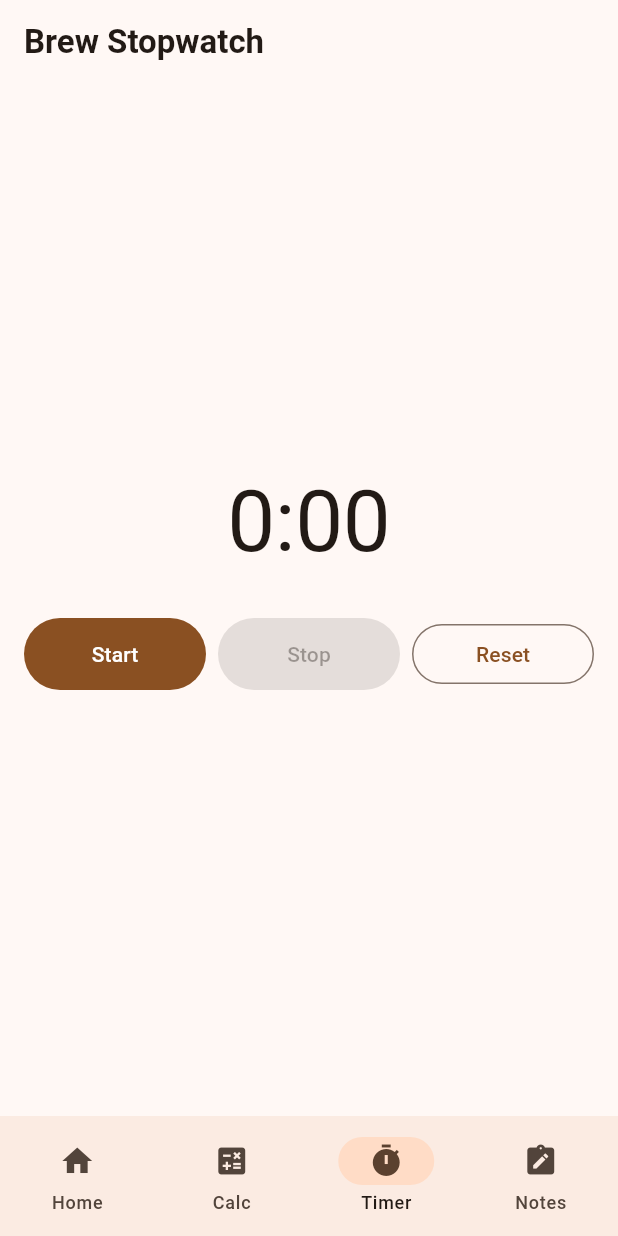
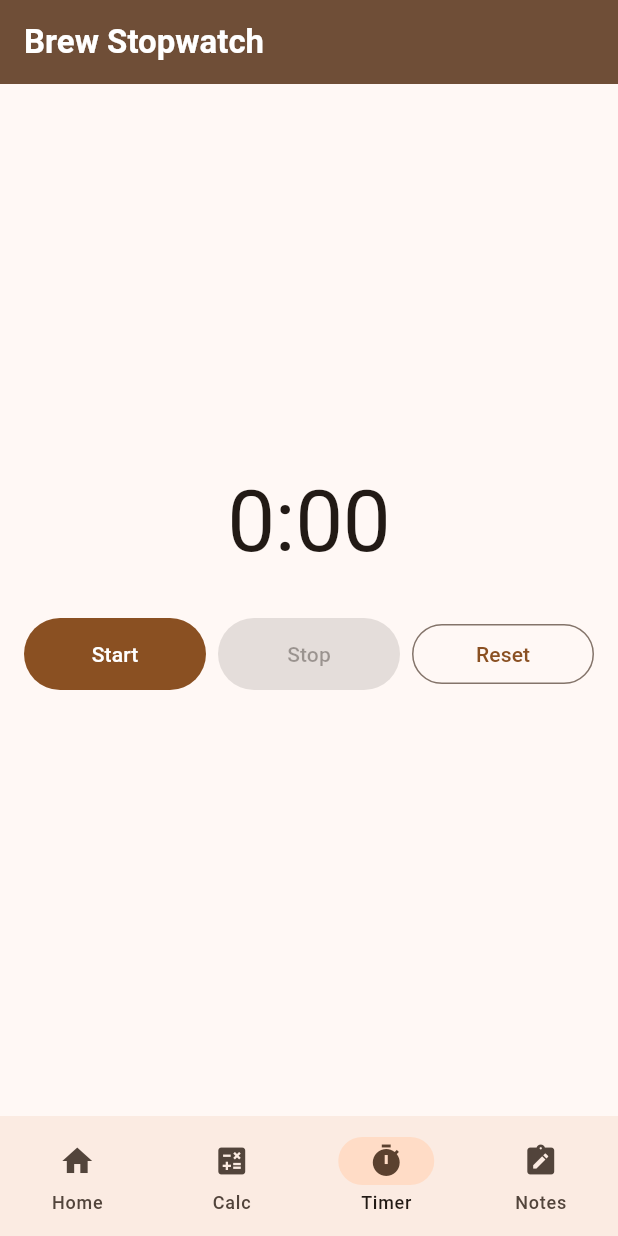
Before and after one commit to Blue-Cynic/Personal-Coffee-App, a Flutter app: the screen it shows after launch, item 3 of the bottom bar chosen, on a phone screen of 412 x 824 dp. Run offline on Flutter 3.47's test engine with Material 3 defaults, Android fonts, the phone set to English and light mode, and no system bars; our stand-ins replace device_preview, hive_ce_flutter; accounts and stored records are empty.

Commit message:
Update - fixed home screen's title card not having color unless scrolled down

```diff
--- a/lib/theme.dart
+++ b/lib/theme.dart
@@ -7,11 +7,18 @@ class AppSpacing {
   static const double lg = 24;
 }
 
+const Color _seedColor = Color(0xFF6F4E37);
+
 final appTheme = ThemeData(
   useMaterial3: true,
   colorScheme: ColorScheme.fromSeed(
-    seedColor: const Color(0xFF6F4E37),
+    seedColor: _seedColor,
     brightness: Brightness.light,
+  ),
+  appBarTheme: const AppBarTheme(
+    backgroundColor: _seedColor,
+    foregroundColor: Colors.white,
+    scrolledUnderElevation: 0,
   ),
   textTheme: const TextTheme(
     titleLarge: TextStyle(fontSize: 22, fontWeight: FontWeight.bold),
```
